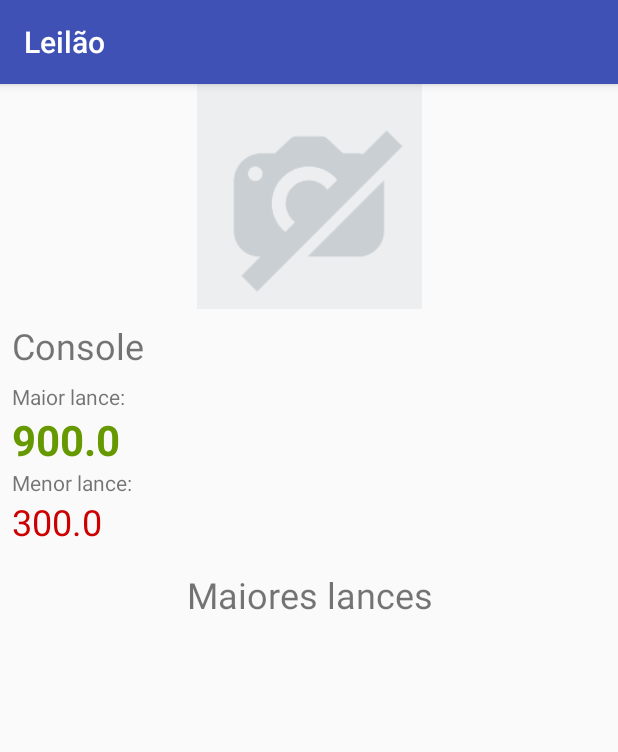
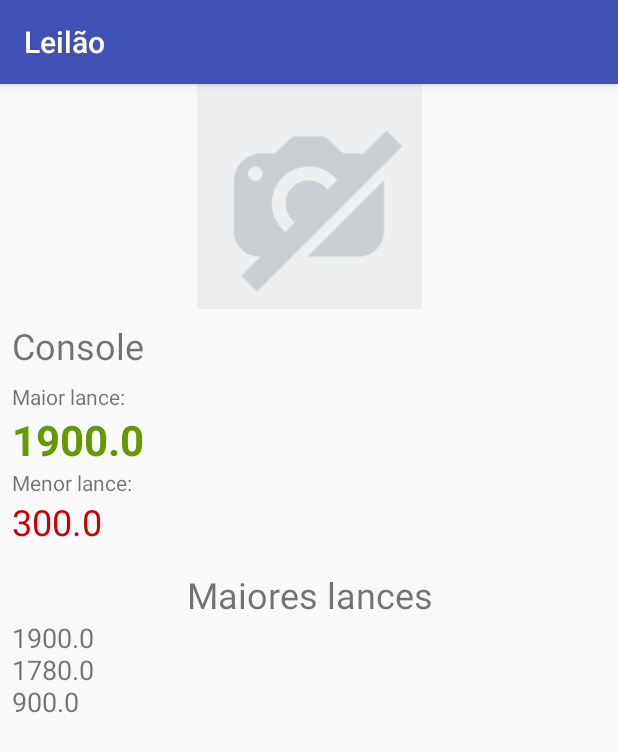
Before and after one commit to LuizGadao/Leilao, an Android app: the screen it shows after launch (LancesLeilaoActivity), after a tap on "Console", on a phone screen of 412 x 824 dp. Shown: the top 752 px of the screen. Run offline under Robolectric (Android 15) with nearby library versions, the phone set to English and light mode, and no system bars.

Commit message:
caputura três maiores lances para leilão

```diff
--- a/app/src/main/java/br/com/alura/leilao/model/Leilao.java
+++ b/app/src/main/java/br/com/alura/leilao/model/Leilao.java
@@ -51,6 +51,7 @@ public class Leilao implements Serializable {
 
     public List<Lance> getTresMaioresLances() {
         Collections.sort(lances);
-        return lances.subList(0, 3);
+        int size = lances.size();
+        return lances.subList(0, size >= 3? 3 : size);
     }
 }
--- a/app/src/main/java/br/com/alura/leilao/ui/activity/LancesLeilaoActivity.java
+++ b/app/src/main/java/br/com/alura/leilao/ui/activity/LancesLeilaoActivity.java
@@ -6,6 +6,7 @@ import android.support.v7.app.AppCompatActivity;
 import android.widget.TextView;
 
 import br.com.alura.leilao.R;
+import br.com.alura.leilao.model.Lance;
 import br.com.alura.leilao.model.Leilao;
 
 public class LancesLeilaoActivity extends AppCompatActivity {
@@ -25,6 +26,15 @@ public class LancesLeilaoActivity extends AppCompatActivity {
 
             TextView menorLance = findViewById(R.id.lances_leilao_menor_lance);
             menorLance.setText(String.valueOf(leilao.getMenorLance()));
+
+            TextView maioresLances = findViewById(R.id.lances_leilao_maiores_lances);
+
+            StringBuilder valores = new StringBuilder();
+            for (Lance lance : leilao.getTresMaioresLances()) {
+                valores.append(lance.getValor()).append("\n");
+            }
+
+            maioresLances.setText(valores);
         }
     }
 }
--- a/app/src/main/java/br/com/alura/leilao/ui/activity/ListaLeilaoActivity.java
+++ b/app/src/main/java/br/com/alura/leilao/ui/activity/ListaLeilaoActivity.java
@@ -39,9 +39,26 @@ public class ListaLeilaoActivity extends AppCompatActivity {
         console.add(new Lance(new Usuario("Luiz"), 500.0));
         console.add(new Lance(new Usuario("Luiz"), 300.0));
         console.add(new Lance(new Usuario("Luiz"), 900.0));
+        console.add(new Lance(new Usuario("Luiz"), 1900.0));
+        console.add(new Lance(new Usuario("Luiz"), 1780.0));
+
+
+        Leilao bmx = new Leilao("BMX");
+        bmx.add(new Lance(new Usuario("Luiz"), 500.0));
+        bmx.add(new Lance(new Usuario("Luiz"), 800.0));
+        bmx.add(new Lance(new Usuario("Luiz"), 900.0));
+        bmx.add(new Lance(new Usuario("Luiz"), 5900.0));
+        bmx.add(new Lance(new Usuario("Luiz"), 9800.0));
+
+        Leilao mtb = new Leilao("Caloi Elite 30");
+        mtb.add(new Lance(new Usuario("Luiz"), 5000.0));
+        mtb.add(new Lance(new Usuario("Luiz"), 3000.0));
+        mtb.add(new Lance(new Usuario("Luiz"), 1900.0));
+        mtb.add(new Lance(new Usuario("Luiz"), 11000.0));
+        mtb.add(new Lance(new Usuario("Luiz"), 2780.0));
 
         return new ArrayList<>(Arrays.asList(
-                console
+                console, bmx, mtb
         ));
     }
 
```
Also changed, not shown: 1 other file.
